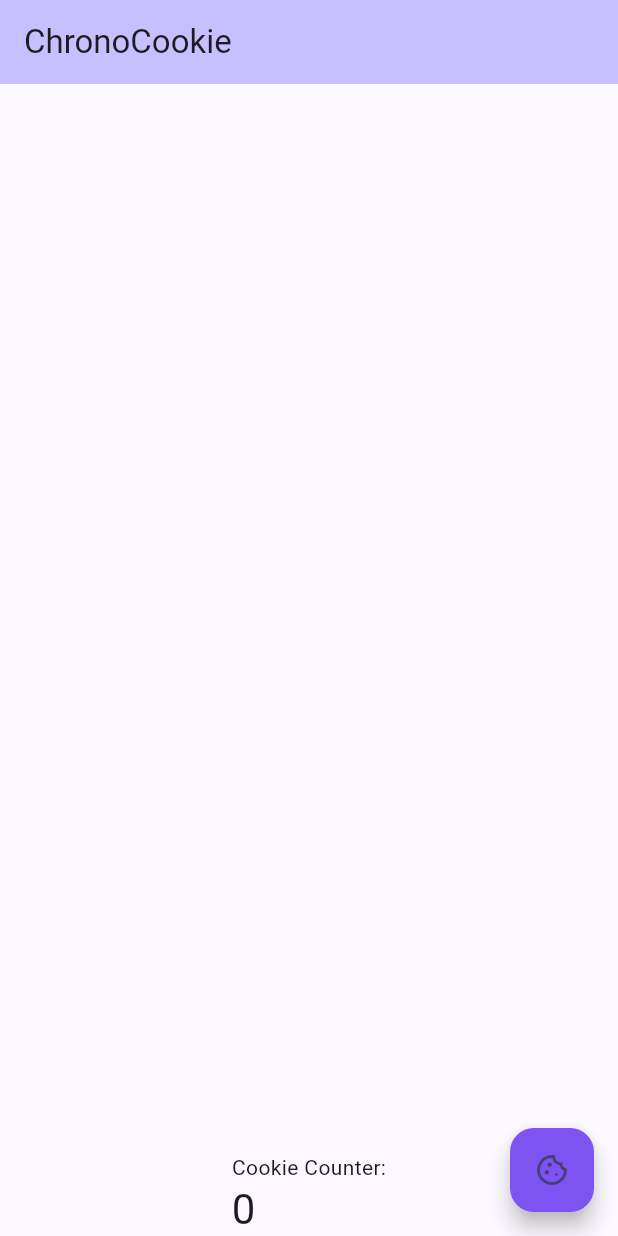
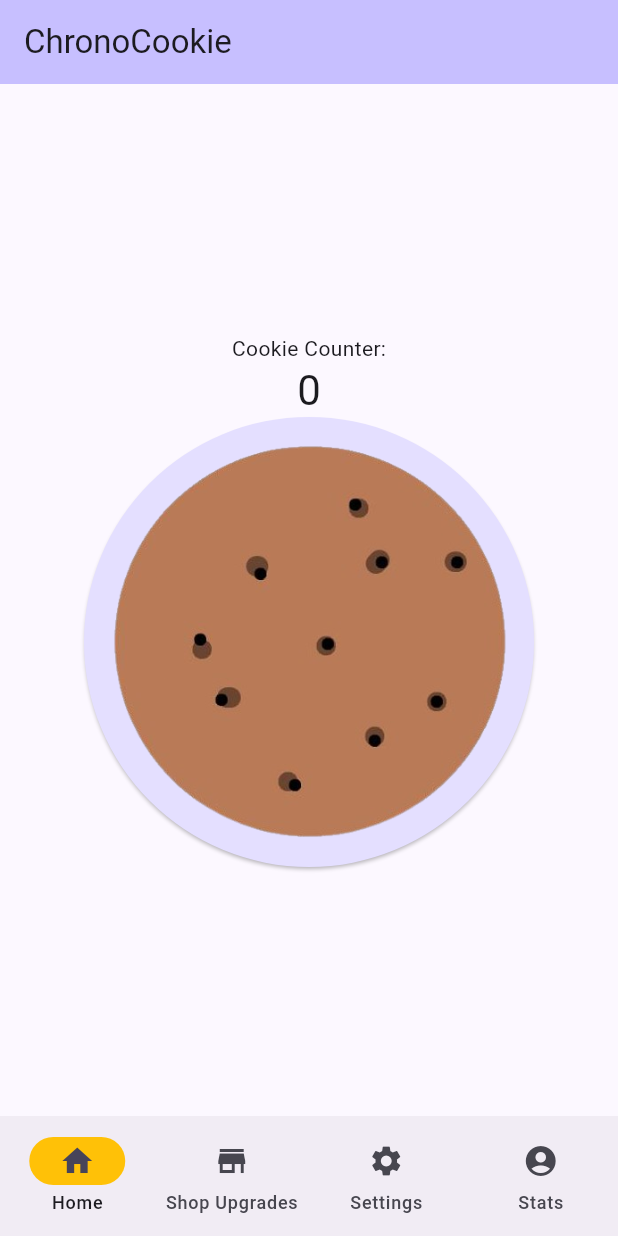
Before and after one commit to JasaroskaAdrian/uek-335_cookie-clicker_flutter, a Flutter app: the screen it shows after launch, on a phone screen of 412 x 824 dp. Run offline on Flutter 3.47's test engine with Material 3 defaults, Android fonts, the phone set to English and light mode, and no system bars; project files that could hold a hidden picture were left out.

Commit message:
Ich habe jetzt ziemlich viel eingefügt, Ich habe das Clicken des Cookies ermöglicht und es ein Bild ist und nicht ein Icon. Dazu habe ich noch denn Upgrade Shop erstellt aber noch keine Upgrades verfügbar gestellt und auch noch einen Stats Fenster und Einstellungen aber natürlich keine Inhalte hinzugefügt. Dazu musste ich meine Pubspec.yml auch ändern

```diff
--- a/src/lib/main.dart
+++ b/src/lib/main.dart
@@ -1,3 +1,5 @@
+import 'dart:io';
+
 import 'package:flutter/material.dart';
 
 void main() {
@@ -7,121 +9,149 @@ void main() {
 class MyApp extends StatelessWidget {
   const MyApp({super.key});
 
-  // This widget is the root of your application.
   @override
   Widget build(BuildContext context) {
     return MaterialApp(
-      title: "ChronoCookie",
+      title: 'ChronoCookie',
+      debugShowCheckedModeBanner: false,
       theme: ThemeData(
-        // This is the theme of your application.
-        //
-        // TRY THIS: Try running your application with "flutter run". You'll see
-        // the application has a purple toolbar. Then, without quitting the app,
-        // try changing the seedColor in the colorScheme below to Colors.green
-        // and then invoke "hot reload" (save your changes or press the "hot
-        // reload" button in a Flutter-supported IDE, or press "r" if you used
-        // the command line to start the app).
-        //
-        // Notice that the counter didn't reset back to zero; the application
-        // state is not lost during the reload. To reset the state, use hot
-        // restart instead.
-        //
-        // This works for code too, not just values: Most code changes can be
-        // tested with just a hot reload.
-        colorScheme: ColorScheme.fromSeed(seedColor: const Color.fromARGB(255, 117, 106, 203)),
+        useMaterial3: true,
+        colorScheme: ColorScheme.fromSeed(
+          seedColor: const Color.fromARGB(255, 117, 106, 203),
         ),
-      home: const MyHomePage(title: 'ChronoCookie'),
+      ),
+      home: const NavigationExample(),
     );
   }
 }
 
-class MyHomePage extends StatefulWidget {
-  const MyHomePage({super.key, required this.title});
-
-  // This widget is the home page of your application. It is stateful, meaning
-  // that it has a State object (defined below) that contains fields that affect
-  // how it looks.
-
-  // This class is the configuration for the state. It holds the values (in this
-  // case the title) provided by the parent (in this case the App widget) and
-  // used by the build method of the State. Fields in a Widget subclass are
-  // always marked "final".
-
-  final String title;
+class NavigationExample extends StatefulWidget {
+  const NavigationExample({super.key});
 
   @override
-  State<MyHomePage> createState() => _MyHomePageState();
+  State<NavigationExample> createState() => _NavigationExampleState();
 }
 
-class _MyHomePageState extends State<MyHomePage> {
-  int _counter = 0;
+class _NavigationExampleState extends State<NavigationExample> {
+  int currentPageIndex = 0;
+  int _cookieCounter = 0;
 
   void _incrementCounter() {
     setState(() {
-      // This call to setState tells the Flutter framework that something has
-      // changed in this State, which causes it to rerun the build method below
-      // so that the display can reflect the updated values. If we changed
-      // _counter without calling setState(), then the build method would not be
-      // called again, and so nothing would appear to happen.
-      _counter++;
+      _cookieCounter++;
     });
   }
 
   @override
   Widget build(BuildContext context) {
-    // This method is rerun every time setState is called, for instance as done
-    // by the _incrementCounter method above.
-    //
-    // The Flutter framework has been optimized to make rerunning build methods
-    // fast, so that you can just rebuild anything that needs updating rather
-    // than having to individually change instances of widgets.
-    return Scaffold(
+    final theme = Theme.of(context);
+
+    final List<Widget> pages = <Widget>[
+      /// Home Page - Cookie Counter
+      Scaffold(
         appBar: AppBar(
-        // TRY THIS: Try changing the color here to a specific color (to
-        // Colors.amber, perhaps?) and trigger a hot reload to see the AppBar
-        // change color while the other colors stay the same.
-        backgroundColor: Theme.of(context).colorScheme.inversePrimary,
-        // Here we take the value from the MyHomePage object that was created by
-        // the App.build method, and use it to set our appbar title.
-        title: Text(widget.title),
+          title: const Text('ChronoCookie'),
+          backgroundColor: theme.colorScheme.inversePrimary,
         ),
         body: Center(
-        // Center is a layout widget. It takes a single child and positions it
-        // in the middle of the parent.
           child: Column(
-          // Column is also a layout widget. It takes a list of children and
-          // arranges them vertically. By default, it sizes itself to fit its
-          // children horizontally, and tries to be as tall as its parent.
-          //
-          // Column has various properties to control how it sizes itself and
-          // how it positions its children. Here we use mainAxisAlignment to
-          // center the children vertically; the main axis here is the vertical
-          // axis because Columns are vertical (the cross axis would be
-          // horizontal).
-          //
-          // TRY THIS: Invoke "debug painting" (choose the "Toggle Debug Paint"
-          // action in the IDE, or press "p" in the console), to see the
-          // wireframe for each widget.
-          mainAxisAlignment: MainAxisAlignment.end,
-          crossAxisAlignment: CrossAxisAlignment.start,
-
+            mainAxisAlignment: MainAxisAlignment.center,
+            crossAxisAlignment: CrossAxisAlignment.center,
             children: <Widget>[
               const Text('Cookie Counter:'),
               Text(
-              '$_counter',
-              style: Theme.of(context).textTheme.headlineMedium,
+                '$_cookieCounter',
+                style: theme.textTheme.headlineMedium,
+              ),
+              ElevatedButton(
+                onPressed: _incrementCounter,
+                style: ElevatedButton.styleFrom(
+                padding: const EdgeInsets.all(0),
+                shape: const CircleBorder(),
+                backgroundColor: theme.colorScheme.primaryContainer,
+                ),
+                child: Image.asset(
+                  'assets/icon/CookieLogo.png',
+                  height: 300,
+                  width: 300,
+                ),
+              ),
+
+            ],
+          ),
+        ),
+
+      ),
+
+      /// Shop Upgrades Page (placeholder)
+      Scaffold(
+        appBar: AppBar(title: const Text('Shop Upgrades')),
+        body: const Center(child: Text('Upgrade your cookie machine here!')),
+      ),
+
+      /// Settings Page (placeholder)
+      Scaffold(
+        appBar: AppBar(title: const Text('Settings')),
+        body: const Center(child: Text('Configure your app settings here')),
+      ),
+
+      /// Stats Page (example stats layout)
+      Scaffold(
+        appBar: AppBar(title: const Text('Stats')),
+        body: const Padding(
+          padding: EdgeInsets.all(8.0),
+          child: Column(
+            children: <Widget>[
+              Card(
+                child: ListTile(
+                  leading: Icon(Icons.bar_chart),
+                  title: Text('Cookies Collected'),
+                  subtitle: Text('Track how many cookies you have collected'),
+                ),
+              ),
+              Card(
+                child: ListTile(
+                  leading: Icon(Icons.timer),
+                  title: Text('Time Played'),
+                  subtitle: Text('Track how long you’ve played'),
+                ),
               ),
             ],
           ),
         ),
-      floatingActionButton: FloatingActionButton(
-        onPressed: _incrementCounter,
-        tooltip: 'Collect a Cookie',
-        child: const Icon(Icons.cookie_outlined),
-        backgroundColor: const Color.fromARGB(255, 125, 83, 241),
+      ),
+    ];
 
-
-      ), // This trailing comma makes auto-formatting nicer for build methods.
+    return Scaffold(
+      body: pages[currentPageIndex],
+      bottomNavigationBar: NavigationBar(
+        selectedIndex: currentPageIndex,
+        onDestinationSelected: (int index) {
+          setState(() {
+            currentPageIndex = index;
+          });
+        },
+        indicatorColor: Colors.amber,
+        destinations: const <NavigationDestination>[
+          NavigationDestination(
+            icon: Icon(Icons.home_outlined),
+            selectedIcon: Icon(Icons.home),
+            label: 'Home',
+          ),
+          NavigationDestination(
+            icon: Icon(Icons.store),
+            label: 'Shop Upgrades',
+          ),
+          NavigationDestination(
+            icon: Icon(Icons.settings),
+            label: 'Settings',
+          ),
+          NavigationDestination(
+            icon: Icon(Icons.account_circle_sharp),
+            label: 'Stats',
+          ),
+        ],
+      ),
     );
   }
 }
```
Also changed, not shown: src/pubspec.yaml (+10 -1 lines), src/assets/icon/CookieLogo.png (added), src/pubspec.lock, 39 other files. Lines whose indentation alone changed are shown as unchanged.
